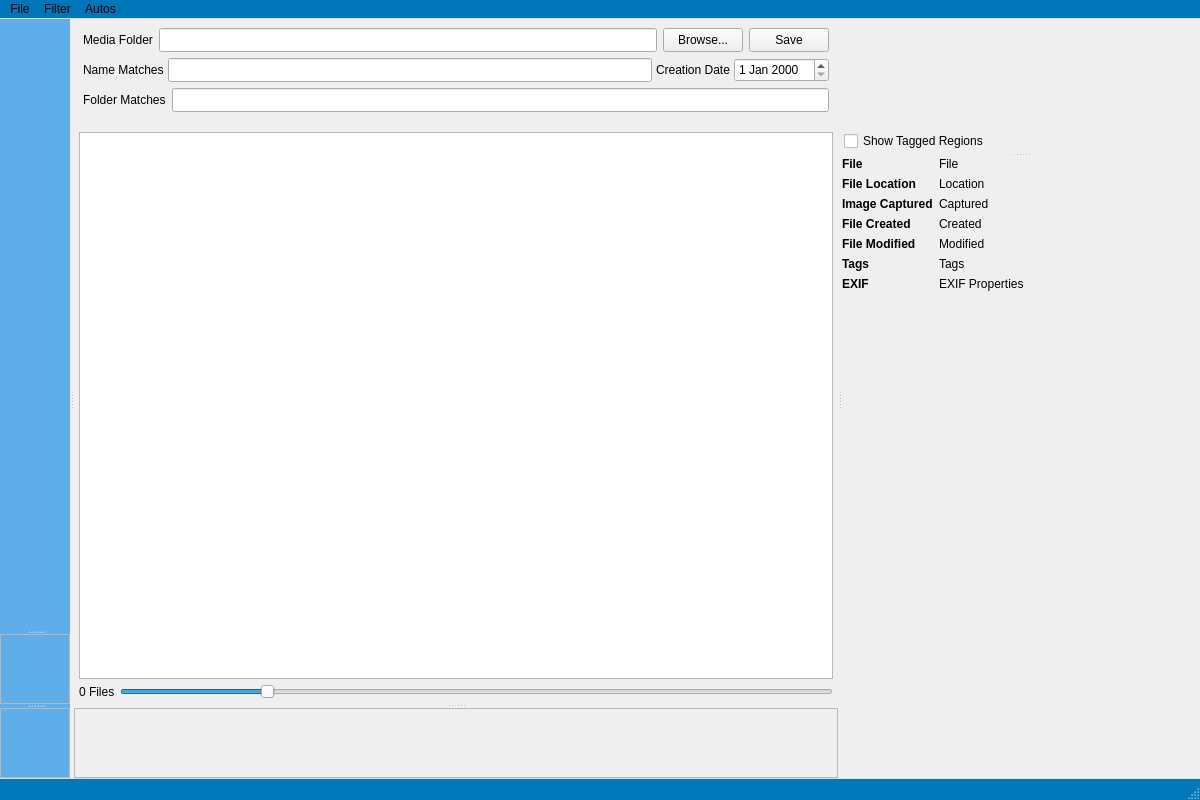
Above: mainwindow.ui from merrillaldrich/compendia before the change. Below: the same form after it.
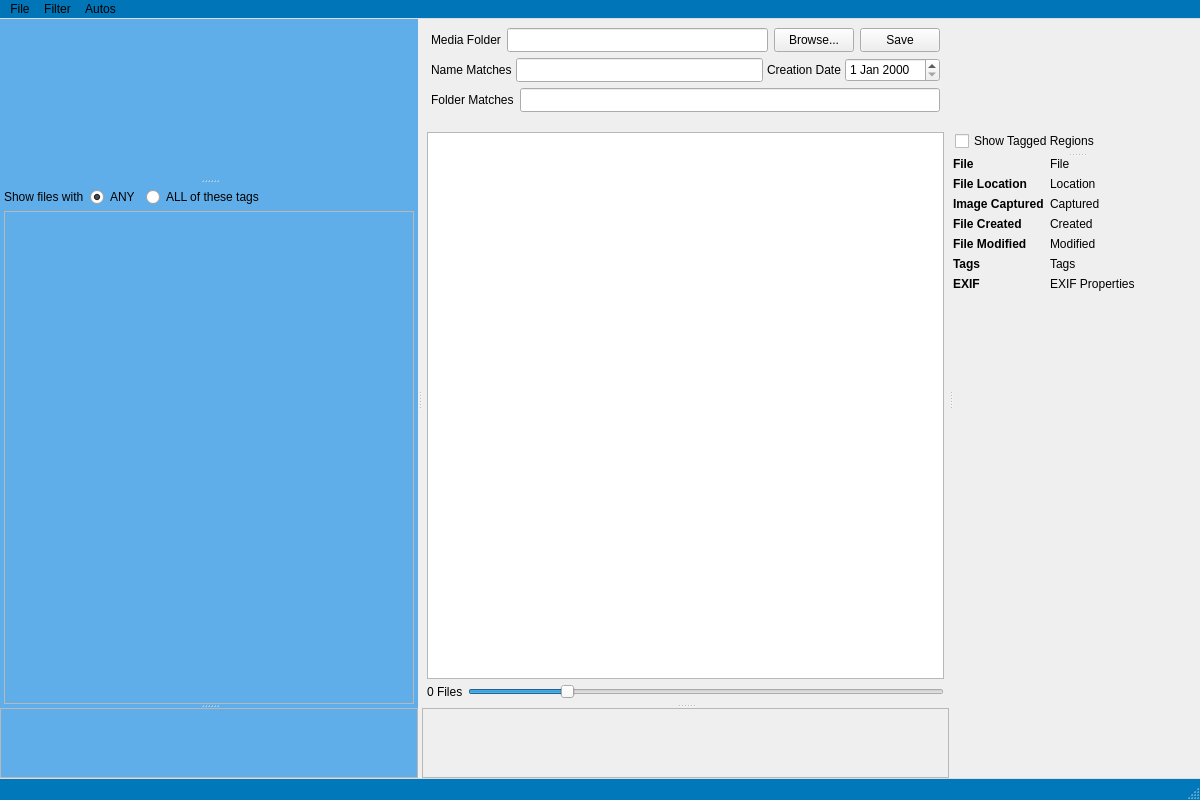
That is the form after the change. Custom widgets are drawn as their Qt base class.

Commit message:
Add AND/OR tag filter radio buttons above nav filter area
- Add TagFilterMode enum (AnyTag/AllTags) and setTagFilterMode() to FilterProxyModel
- Replace beginFilterChange()/endFilterChange() with invalidateFilter() for reliable proxy updates
- Add navFilterSection wrapper widget with "Show files with ANY/ALL" radio buttons in mainwindow.ui
- Sync radio button state to proxy model on startup and after every folder load
- Trigger refreshTagAssignmentArea() immediately on tag drop into filter container

Patch:
```diff
--- a/mainwindow.ui
+++ b/mainwindow.ui
@@ -41,6 +41,68 @@
         <enum>Qt::Orientation::Vertical</enum>
        </property>
        <widget class="QWidget" name="navTopContainer" native="true"/>
+       <widget class="QWidget" name="navFilterSection">
+        <layout class="QVBoxLayout" name="navFilterSectionLayout">
+         <property name="spacing">
+          <number>4</number>
+         </property>
+         <property name="leftMargin">
+          <number>4</number>
+         </property>
+         <property name="topMargin">
+          <number>4</number>
+         </property>
+         <property name="rightMargin">
+          <number>4</number>
+         </property>
+         <property name="bottomMargin">
+          <number>0</number>
+         </property>
+         <item>
+          <layout class="QHBoxLayout" name="tagFilterModeLayout">
+           <property name="spacing">
+            <number>6</number>
+           </property>
+           <item>
+            <widget class="QLabel" name="tagFilterModeLabel">
+             <property name="text">
+              <string>Show files with</string>
+             </property>
+            </widget>
+           </item>
+           <item>
+            <widget class="QRadioButton" name="tagFilterAnyRadio">
+             <property name="text">
+              <string>ANY</string>
+             </property>
+             <property name="checked">
+              <bool>true</bool>
+             </property>
+            </widget>
+           </item>
+           <item>
+            <widget class="QRadioButton" name="tagFilterAllRadio">
+             <property name="text">
+              <string>ALL of these tags</string>
+             </property>
+            </widget>
+           </item>
+           <item>
+            <spacer name="tagFilterModeSpacer">
+             <property name="orientation">
+              <enum>Qt::Orientation::Horizontal</enum>
+             </property>
+             <property name="sizeHint" stdset="0">
+              <size>
+               <width>40</width>
+               <height>20</height>
+              </size>
+             </property>
+            </spacer>
+           </item>
+          </layout>
+         </item>
+         <item>
        <widget class="QScrollArea" name="navFilterScrollArea">
         <property name="styleSheet">
          <string notr="true"/>
@@ -53,8 +115,8 @@
           <rect>
            <x>0</x>
            <y>0</y>
-           <width>64</width>
-           <height>64</height>
+              <width>409</width>
+              <height>497</height>
           </rect>
          </property>
          <property name="styleSheet">
@@ -62,6 +124,9 @@
          </property>
         </widget>
        </widget>
+         </item>
+        </layout>
+       </widget>
        <widget class="QScrollArea" name="navLibraryScrollArea">
         <property name="styleSheet">
          <string notr="true">QWidget#navLibraryContainer { background-color: rgb(96, 174, 233) }</string>
@@ -74,8 +139,8 @@
           <rect>
            <x>0</x>
            <y>0</y>
-           <width>64</width>
-           <height>64</height>
+           <width>417</width>
+           <height>67</height>
           </rect>
          </property>
          <property name="styleSheet">
@@ -301,8 +366,8 @@
              <rect>
               <x>0</x>
               <y>0</y>
-              <width>761</width>
-              <height>64</height>
+              <width>519</width>
+              <height>67</height>
              </rect>
             </property>
            </widget>
```
Lines whose indentation alone changed are shown as unchanged. The commit also changes 5 other files.
